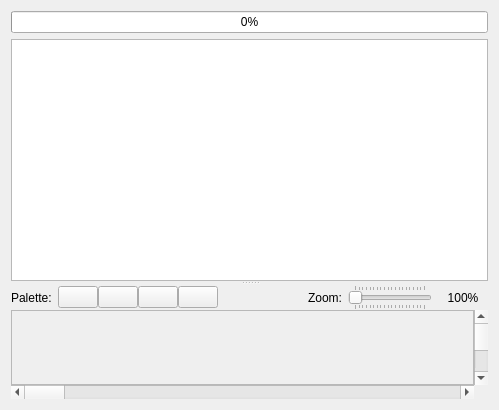
Old version of the form designers/graphics_bank_editor/graphicsbankeditorform.ui in the repository christopherpow/nesicide.
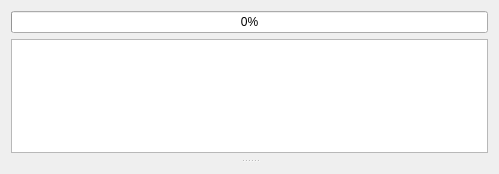
New version of the form. Custom widgets are drawn as their Qt base class.

Commit message: Replacing unique renderers with a single renderer. Adding pan/zoom functionality to all displays using a single pan/zoom renderer class.

Diff of the .ui file:
```diff
--- a/designers/graphics_bank_editor/graphicsbankeditorform.ui
+++ b/designers/graphics_bank_editor/graphicsbankeditorform.ui
@@ -7,20 +7,23 @@
     <x>0</x>
     <y>0</y>
     <width>499</width>
-    <height>410</height>
+    <height>174</height>
    </rect>
   </property>
   <property name="windowTitle">
    <string>Form</string>
   </property>
   <layout class="QGridLayout" name="gridLayout_4">
-   <item row="0" column="0">
+   <item row="2" column="0">
     <widget class="QSplitter" name="splitter">
      <property name="orientation">
       <enum>Qt::Vertical</enum>
      </property>
      <widget class="QWidget" name="layoutWidget">
       <layout class="QGridLayout" name="gridLayout">
+       <property name="bottomMargin">
+        <number>6</number>
+       </property>
        <item row="0" column="0">
         <widget class="QProgressBar" name="progressBar">
          <property name="maximum">
@@ -64,241 +67,32 @@
        </item>
       </layout>
      </widget>
-     <widget class="QWidget" name="layoutWidget">
-      <layout class="QGridLayout" name="gridLayout_3">
+     <widget class="QFrame" name="frame">
+      <property name="sizePolicy">
+       <sizepolicy hsizetype="Expanding" vsizetype="Expanding">
+        <horstretch>0</horstretch>
+        <verstretch>0</verstretch>
+       </sizepolicy>
+      </property>
+      <property name="frameShape">
+       <enum>QFrame::NoFrame</enum>
+      </property>
+      <property name="frameShadow">
+       <enum>QFrame::Raised</enum>
+      </property>
+      <layout class="QGridLayout" name="gridLayout_2">
+       <property name="margin">
+        <number>0</number>
+       </property>
        <property name="spacing">
         <number>0</number>
        </property>
-       <item row="1" column="0" colspan="2">
-        <widget class="QFrame" name="frame">
-         <property name="sizePolicy">
-          <sizepolicy hsizetype="Preferred" vsizetype="Expanding">
-           <horstretch>0</horstretch>
-           <verstretch>0</verstretch>
-          </sizepolicy>
-         </property>
-         <property name="frameShape">
-          <enum>QFrame::StyledPanel</enum>
-         </property>
-         <property name="frameShadow">
-          <enum>QFrame::Sunken</enum>
-         </property>
-         <layout class="QGridLayout" name="gridLayout_2">
-          <property name="margin">
-           <number>0</number>
-          </property>
-          <property name="spacing">
-           <number>0</number>
-          </property>
-         </layout>
-        </widget>
-       </item>
-       <item row="2" column="0" colspan="2">
-        <widget class="QScrollBar" name="horizontalScrollBar">
-         <property name="orientation">
-          <enum>Qt::Horizontal</enum>
-         </property>
-        </widget>
-       </item>
-       <item row="0" column="0" colspan="3">
-        <layout class="QHBoxLayout" name="horizontalLayout">
-         <property name="spacing">
-          <number>6</number>
-         </property>
-         <property name="margin">
-          <number>0</number>
-         </property>
-         <item>
-          <widget class="QLabel" name="label">
-           <property name="text">
-            <string>Palette:</string>
-           </property>
-          </widget>
-         </item>
-         <item>
-          <layout class="QHBoxLayout" name="horizontalLayout_2">
-           <property name="spacing">
-            <number>0</number>
-           </property>
-           <item>
-            <widget class="QtColorPicker" name="col0PushButton">
-             <property name="sizePolicy">
-              <sizepolicy hsizetype="Fixed" vsizetype="Fixed">
-               <horstretch>0</horstretch>
-               <verstretch>0</verstretch>
-              </sizepolicy>
-             </property>
-             <property name="maximumSize">
-              <size>
-               <width>60</width>
-               <height>16777215</height>
-              </size>
-             </property>
-             <property name="text">
-              <string/>
-             </property>
-            </widget>
-           </item>
-           <item>
-            <widget class="QtColorPicker" name="col1PushButton">
-             <property name="sizePolicy">
-              <sizepolicy hsizetype="Fixed" vsizetype="Fixed">
-               <horstretch>0</horstretch>
-               <verstretch>0</verstretch>
-              </sizepolicy>
-             </property>
-             <property name="maximumSize">
-              <size>
-               <width>60</width>
-               <height>16777215</height>
-              </size>
-             </property>
-             <property name="text">
-              <string/>
-             </property>
-            </widget>
-           </item>
-           <item>
-            <widget class="QtColorPicker" name="col2PushButton">
-             <property name="sizePolicy">
-              <sizepolicy hsizetype="Fixed" vsizetype="Fixed">
-               <horstretch>0</horstretch>
-               <verstretch>0</verstretch>
-              </sizepolicy>
-             </property>
-             <property name="maximumSize">
-              <size>
-               <width>60</width>
-               <height>16777215</height>
-              </size>
-             </property>
-             <property name="text">
-              <string/>
-             </property>
-            </widget>
-           </item>
-           <item>
-            <widget class="QtColorPicker" name="col3PushButton">
-             <property name="sizePolicy">
-              <sizepolicy hsizetype="Fixed" vsizetype="Fixed">
-               <horstretch>0</horstretch>
-               <verstretch>0</verstretch>
-              </sizepolicy>
-             </property>
-             <property name="maximumSize">
-              <size>
-               <width>60</width>
-               <height>16777215</height>
-              </size>
-             </property>
-             <property name="text">
-              <string/>
-             </property>
-            </widget>
-           </item>
-          </layout>
-         </item>
-         <item>
-          <spacer name="horizontalSpacer">
-           <property name="orientation">
-            <enum>Qt::Horizontal</enum>
-           </property>
-           <property name="sizeHint" stdset="0">
-            <size>
-             <width>40</width>
-             <height>20</height>
-            </size>
-           </property>
-          </spacer>
-         </item>
-         <item>
-          <widget class="QLabel" name="label_2">
-           <property name="text">
-            <string>Zoom:</string>
-           </property>
-          </widget>
-         </item>
-         <item>
-          <widget class="QSlider" name="zoomSlider">
-           <property name="minimum">
-            <number>100</number>
-           </property>
-           <property name="maximum">
-            <number>2000</number>
-           </property>
-           <property name="singleStep">
-            <number>100</number>
-           </property>
-           <property name="pageStep">
-            <number>100</number>
-           </property>
-           <property name="orientation">
-            <enum>Qt::Horizontal</enum>
-           </property>
-           <property name="invertedAppearance">
-            <bool>false</bool>
-           </property>
-           <property name="invertedControls">
-            <bool>false</bool>
-           </property>
-           <property name="tickPosition">
-            <enum>QSlider::TicksBothSides</enum>
-           </property>
-           <property name="tickInterval">
-            <number>100</number>
-           </property>
-          </widget>
-         </item>
-         <item>
-          <widget class="QLabel" name="zoomValueLabel">
-           <property name="sizePolicy">
-            <sizepolicy hsizetype="Fixed" vsizetype="Preferred">
-             <horstretch>0</horstretch>
-             <verstretch>0</verstretch>
-            </sizepolicy>
-           </property>
-           <property name="minimumSize">
-            <size>
-             <width>50</width>
-             <height>0</height>
-            </size>
-           </property>
-           <property name="maximumSize">
-            <size>
-             <width>50</width>
-             <height>16777215</height>
-            </size>
-           </property>
-           <property name="text">
-            <string>100%</string>
-           </property>
-           <property name="alignment">
-            <set>Qt::AlignCenter</set>
-           </property>
-          </widget>
-         </item>
-        </layout>
-       </item>
-       <item row="1" column="2">
-        <widget class="QScrollBar" name="verticalScrollBar">
-         <property name="orientation">
-          <enum>Qt::Vertical</enum>
-         </property>
-        </widget>
-       </item>
       </layout>
      </widget>
     </widget>
    </item>
   </layout>
  </widget>
- <customwidgets>
-  <customwidget>
-   <class>QtColorPicker</class>
-   <extends>QPushButton</extends>
-   <header location="global">qtcolorpicker.h</header>
-  </customwidget>
- </customwidgets>
  <resources/>
  <connections/>
 </ui>
```
The commit also changes 38 other files.
